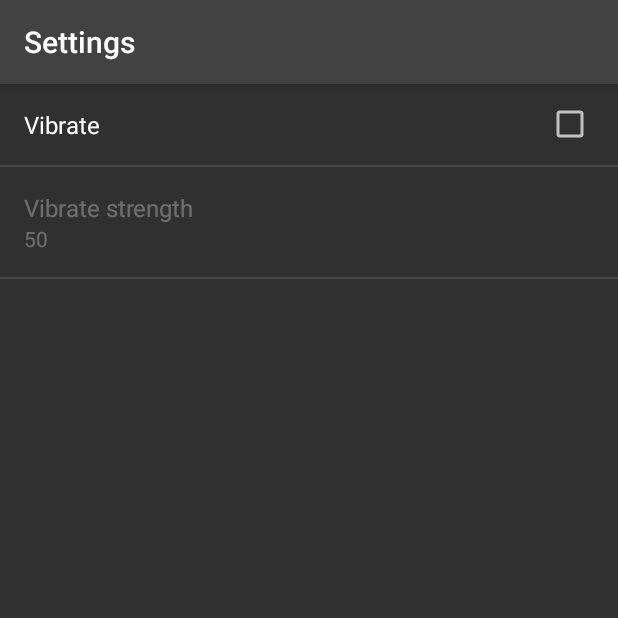
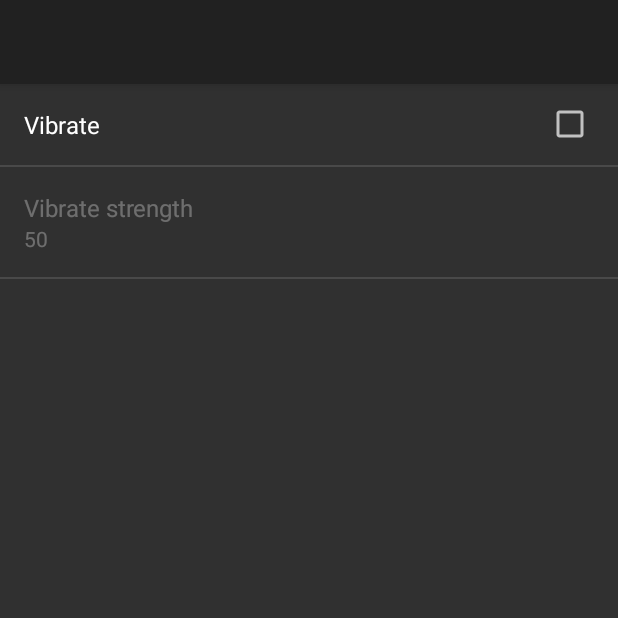
Before and after one commit to tranleduy2000/naturalcalc, an Android app: the SettingActivity screen opened directly, with no data from a screen before it, on a phone screen of 412 x 824 dp, the top half of it. Run offline under Robolectric (Android 15) with nearby library versions, the phone set to English and light mode, and no system bars; libraries missing offline, so code that uses them is left out: com.crashlytics.android; 1 statement that could not run was skipped.

Commit message:
change color

```diff
--- a/app/src/main/java/com/duy/natural/calc/calculator/settings/SettingActivity.java
+++ b/app/src/main/java/com/duy/natural/calc/calculator/settings/SettingActivity.java
@@ -3,26 +3,25 @@ package com.duy.natural.calc.calculator.settings;
 import android.app.FragmentTransaction;
 import android.os.Bundle;
 import android.support.annotation.Nullable;
-import android.support.v7.app.AppCompatActivity;
-import android.support.v7.widget.Toolbar;
 
+import com.duy.common.ads.AdsSupportActivity;
 import com.nstudio.calc.casio.R;
 
 /**
  * Created by Duy on 1/15/2018.
  */
 
-public class SettingActivity extends AppCompatActivity {
+public class SettingActivity extends AdsSupportActivity {
     @Override
     protected void onCreate(@Nullable Bundle savedInstanceState) {
         super.onCreate(savedInstanceState);
         setContentView(R.layout.activity_setting);
-
-        setSupportActionBar((Toolbar) findViewById(R.id.toolbar));
+        setupToolbar();
         setTitle(R.string.title_activity_settings);
 
         FragmentTransaction transaction = getFragmentManager().beginTransaction();
         transaction.replace(R.id.content, SettingsFragment.newInstance());
         transaction.commit();
     }
+
 }
--- a/app/src/main/res/layout/fragment_keyboard.xml
+++ b/app/src/main/res/layout/fragment_keyboard.xml
@@ -4,6 +4,10 @@
     android:layout_width="match_parent"
     android:layout_height="match_parent"
     android:orientation="vertical">
+
+    <FrameLayout
+        android:layout_width="match_parent"
+        android:layout_height="wrap_content">
 
         <include layout="@layout/pad_tools" />
 
@@ -13,6 +17,8 @@
             android:layout_height="2dp">
 
         </android.support.design.widget.TabLayout>
+    </FrameLayout>
+
 
     <android.support.v4.view.ViewPager
         android:id="@+id/view_pager"
--- a/app/src/main/res/values/theme_dark_cyan.xml
+++ b/app/src/main/res/values/theme_dark_cyan.xml
@@ -3,13 +3,9 @@
 
     <!-- Dark theme with cyan accent -->
     <style name="BaseThemeDarkCyan" parent="AppBaseThemeDark">
-        <item name="colorPrimary">@color/material_grey_800</item>
-        <item name="colorPrimaryDark">@color/background_material_dark</item>
-        <item name="colorAccent">#00BCD4</item>
-
-        <!--<item name="android:textColor">@android:color/white</item>-->
-        <!--<item name="android:textColorPrimary">@android:color/white</item>-->
-        <!--<item name="android:textColorSecondary">@color/material_grey_300</item>-->
+        <!--<item name="colorPrimary">@color/material_grey_800</item>-->
+        <!--<item name="colorPrimaryDark">@color/background_material_dark</item>-->
+        <!--<item name="colorAccent">#00BCD4</item>-->
 
         <item name="colorMicroMathIcon">@android:color/white</item>
         <!-- Dialog style -->
@@ -32,7 +28,7 @@
         <item name="colorFormulaTextFragment">@android:color/white</item>
         <item name="colorPlotGridLine">#efefef</item>
         <!-- Other elements -->
-        <item name="actionModeBackground">?attr/colorPrimary</item>
+        <!--<item name="actionModeBackground">?attr/colorPrimary</item>-->
     </style>
 
     <style name="MainThemeDarkCyan" parent="BaseThemeDarkCyan">
```
Lines whose indentation alone changed are shown as unchanged.
